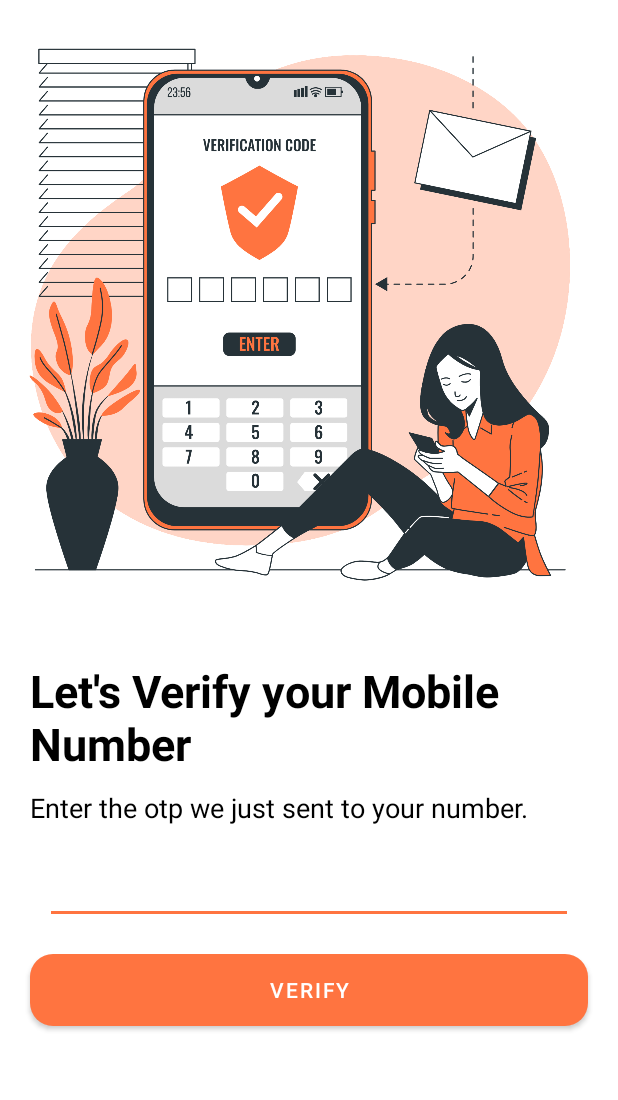
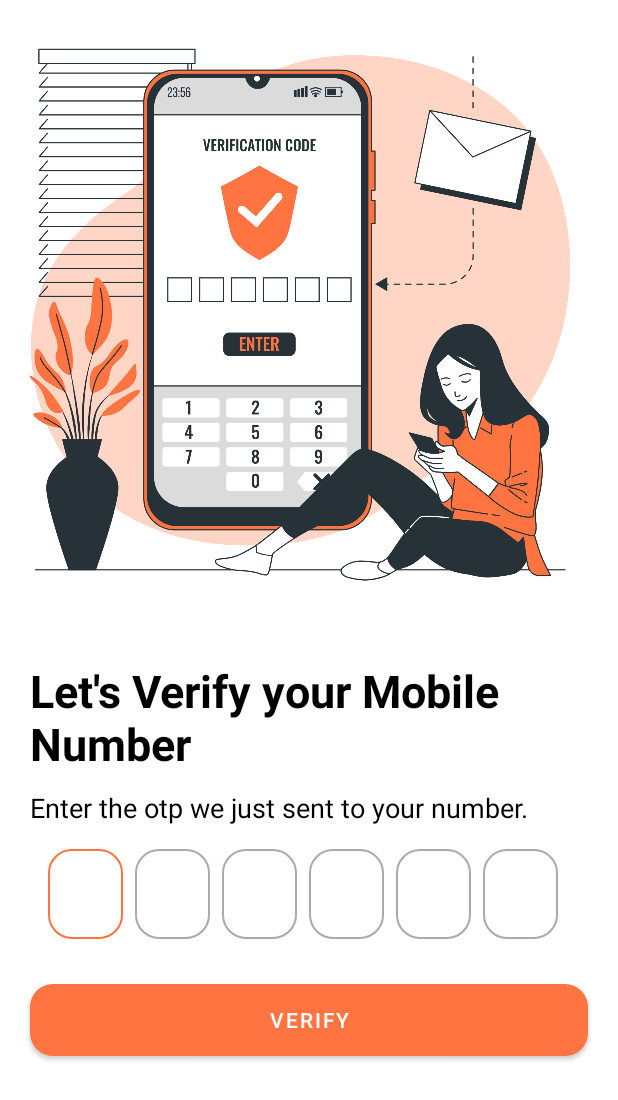
Before and after one commit to hargun-singh-khera/NexusFix, an Android app: the OTPVerification screen opened directly, with no data from a screen before it, after a tap on "VERIFY", on a phone screen of 412 x 824 dp. Shown: the top 1100 px of the screen. Run offline under Robolectric (Android 15) with nearby library versions, the phone set to English and light mode, and no system bars; our stand-ins replace Firebase (no records; nobody signed in at launch, a user with empty details on screens opened directly); 3 statements that could not run were skipped.

Commit message:
eleventh commit

```diff
--- a/app/src/main/java/com/example/laptoprepairapp/OTPVerification.kt
+++ b/app/src/main/java/com/example/laptoprepairapp/OTPVerification.kt
@@ -4,7 +4,10 @@ import android.content.Context
 import android.content.Intent
 import android.content.SharedPreferences
 import android.os.Bundle
+import android.text.Editable
+import android.text.TextWatcher
 import android.util.Log
+import android.view.KeyEvent
 import android.widget.Button
 import android.widget.EditText
 import android.widget.Toast
@@ -23,7 +26,6 @@ import com.google.firebase.database.FirebaseDatabase
 import java.util.concurrent.TimeUnit
 
 class OTPVerification : AppCompatActivity() {
-    lateinit var etOtp: EditText
     lateinit var btnVerify: Button
     lateinit var auth: FirebaseAuth
     lateinit var userId: String
@@ -32,11 +34,33 @@ class OTPVerification : AppCompatActivity() {
     lateinit var sharedPreferences: SharedPreferences
     val fileName = "userType"
 
+    lateinit var etOtp1: EditText
+    lateinit var etOtp2: EditText
+    lateinit var etOtp3: EditText
+    lateinit var etOtp4: EditText
+    lateinit var etOtp5: EditText
+    lateinit var etOtp6: EditText
+
     override fun onCreate(savedInstanceState: Bundle?) {
         super.onCreate(savedInstanceState)
         setContentView(R.layout.activity_otpverification)
 
-        etOtp = findViewById(R.id.etOtp)
+        etOtp1 = findViewById(R.id.etOtp1)
+        etOtp2 = findViewById(R.id.etOtp2)
+        etOtp3 = findViewById(R.id.etOtp3)
+        etOtp4 = findViewById(R.id.etOtp4)
+        etOtp5 = findViewById(R.id.etOtp5)
+        etOtp6 = findViewById(R.id.etOtp6)
+
+        setEditTextListeners()
+
+        setupEditText(etOtp1)
+        setupEditText(etOtp2)
+        setupEditText(etOtp3)
+        setupEditText(etOtp4)
+        setupEditText(etOtp5)
+        setupEditText(etOtp6)
+
         btnVerify = findViewById(R.id.btnVerify)
         auth = FirebaseAuth.getInstance()
 
@@ -44,10 +68,18 @@ class OTPVerification : AppCompatActivity() {
         sharedPreferences = getSharedPreferences(fileName , Context.MODE_PRIVATE)
 
         storedVerificationId = intent.getStringExtra("storedVerificationId")!!
+        userId = intent.getStringExtra("userId")!!
         Toast.makeText(this, "storedVerificationId otp: ${storedVerificationId}", Toast.LENGTH_SHORT).show()
 
         btnVerify.setOnClickListener {
-            if (etOtp.text.toString().isEmpty()) {
+            val et1 = etOtp1.text.toString()
+            val et2 = etOtp2.text.toString()
+            val et3 = etOtp3.text.toString()
+            val et4 = etOtp4.text.toString()
+            val et5 = etOtp5.text.toString()
+            val et6 = etOtp6.text.toString()
+
+            if (et1.isEmpty() || et2.isEmpty() || et3.isEmpty() || et4.isEmpty() || et5.isEmpty() || et6.isEmpty()) {
                 Toast.makeText(this, "Please enter the OTP", Toast.LENGTH_SHORT).show()
             } else {
                 verifyUserMobile()
@@ -55,9 +87,48 @@ class OTPVerification : AppCompatActivity() {
         }
     }
 
+    private fun setupEditText(editText: EditText) {
+        editText.setOnKeyListener { _, keyCode, event ->
+            if (keyCode == KeyEvent.KEYCODE_DEL && event.action == KeyEvent.ACTION_DOWN) {
+                // Handle delete button press
+                if (editText.text.isNotEmpty()) {
+                    editText.text.delete(editText.text.length - 1, editText.text.length)
+                }
+                return@setOnKeyListener true
+            }
+            return@setOnKeyListener false
+        }
+    }
+
+    private fun setEditTextListeners() {
+        etOtp1.addTextChangedListener(GenericTextWatcher(etOtp1, etOtp2))
+        etOtp2.addTextChangedListener(GenericTextWatcher(etOtp2, etOtp3))
+        etOtp3.addTextChangedListener(GenericTextWatcher(etOtp3, etOtp4))
+        etOtp4.addTextChangedListener(GenericTextWatcher(etOtp4, etOtp5))
+        etOtp5.addTextChangedListener(GenericTextWatcher(etOtp5, etOtp6))
+    }
+
+    private class GenericTextWatcher(private val currentView: EditText, private val nextView: EditText) :
+        TextWatcher {
+        override fun afterTextChanged(editable: Editable?) {
+            val text = editable.toString()
+            if (text.length == 1) {
+                nextView.requestFocus()
+            }
+        }
+
+        override fun beforeTextChanged(s: CharSequence?, start: Int, count: Int, after: Int) {
+            // Not used
+        }
+
+        override fun onTextChanged(s: CharSequence?, start: Int, before: Int, count: Int) {
+            // Not used
+        }
+    }
+
     private fun saveUserData(name: String, email: String, number: String) {
         Toast.makeText(this@OTPVerification, "User details saved", Toast.LENGTH_SHORT).show()
-        val userId = auth.currentUser?.uid
+
         Toast.makeText(this, "UserId: ${userId}", Toast.LENGTH_SHORT).show()
         val editor = sharedPreferences.edit()
         editor.putBoolean("isAdmin", false)
@@ -77,13 +148,24 @@ class OTPVerification : AppCompatActivity() {
     }
 
     private fun verifyUserMobile() {
-        val otp = etOtp.text.trim().toString()
+        val et1 = etOtp1.text.toString()
+        val et2 = etOtp2.text.toString()
+        val et3 = etOtp3.text.toString()
+        val et4 = etOtp4.text.toString()
+        val et5 = etOtp5.text.toString()
+        val et6 = etOtp6.text.toString()
+
+        val otp = et1 + et2 + et3 + et4 + et5 + et6
+        Toast.makeText(this@OTPVerification, "OTP Entered: ${otp}", Toast.LENGTH_SHORT).show()
         Toast.makeText(this@OTPVerification, "Verify user mobile", Toast.LENGTH_SHORT).show()
-        val credential: PhoneAuthCredential = PhoneAuthProvider.getCredential(storedVerificationId, otp)
+        val credential : PhoneAuthCredential = PhoneAuthProvider.getCredential(storedVerificationId, otp)
+        Toast.makeText(this@OTPVerification, "Credentials: ${credential}", Toast.LENGTH_SHORT).show()
         signInWithPhoneAuthCredential(credential)
     }
 
     private fun signInWithPhoneAuthCredential(credential: PhoneAuthCredential) {
+//        auth.signInWithCredential(credential).addOnCompleteListener(this) { task ->
+//            if (task.isSuccessful) {
                 val name = intent.getStringExtra("name")!!
                 val email = intent.getStringExtra("email")!!
                 val number = intent.getStringExtra("number")!!
@@ -91,6 +173,14 @@ class OTPVerification : AppCompatActivity() {
                 val intent = Intent(this@OTPVerification, UserDashboard::class.java)
                 startActivity(intent)
                 finish()
+//            } else {
+//                // Sign in failed, display a message and update the UI
+//                if (task.exception is FirebaseAuthInvalidCredentialsException) {
+//                    // The verification code entered was invalid
+//                    Toast.makeText(this,"Invalid OTP", Toast.LENGTH_SHORT).show()
+//                }
+//            }
+//        }
     }
 
     override fun onBackPressed() {
--- a/app/src/main/java/com/example/laptoprepairapp/RegisterScreen.kt
+++ b/app/src/main/java/com/example/laptoprepairapp/RegisterScreen.kt
@@ -87,9 +87,6 @@ class RegisterScreen : AppCompatActivity() {
             if (it.isSuccessful) {
                 val isEmailVerified = user.isEmailVerified
                 Toast.makeText(this@RegisterScreen, "Email Verified onResume: ${isEmailVerified}", Toast.LENGTH_SHORT).show()
-                val name = etName.text.toString()
-                val email = etEmail.text.toString()
-                val number = etMobileNumber.text.toString()
                 checkUserEmailVerification()
             }
         }
@@ -138,11 +135,8 @@ class RegisterScreen : AppCompatActivity() {
         val isEmailVerified = user?.isEmailVerified
         Toast.makeText(this@RegisterScreen, "Email verified: ${isEmailVerified}", Toast.LENGTH_SHORT).show()
         if (user != null && isEmailVerified!!) {
-            val userId = user.uid
-            // Verify user mobile number
             Toast.makeText(this@RegisterScreen, "User Email Verified", Toast.LENGTH_SHORT).show()
             verifyOtp()
-
         }
         else {
             Toast.makeText(this@RegisterScreen, "Please verify your email", Toast.LENGTH_SHORT).show()
@@ -179,9 +173,11 @@ class RegisterScreen : AppCompatActivity() {
                 val name = etName.text.toString()
                 val email = etEmail.text.toString()
                 val number = etMobileNumber.text.toString()
+                val userId = auth.currentUser?.uid
 
                 val intent = Intent(applicationContext,OTPVerification::class.java)
                 intent.putExtra("storedVerificationId", storedVerificationId)
+                intent.putExtra("userId", userId)
                 intent.putExtra("name", name)
                 intent.putExtra("email", email)
                 intent.putExtra("number", number)
--- a/app/src/main/res/layout/activity_otpverification.xml
+++ b/app/src/main/res/layout/activity_otpverification.xml
@@ -40,14 +40,92 @@
             android:layout_marginStart="20dp"
             android:textSize="18sp" />
 
-        <EditText
-            android:id="@+id/etOtp"
+        <RelativeLayout
+            android:id="@+id/etLayout"
             android:layout_width="match_parent"
             android:layout_height="wrap_content"
-            android:layout_marginStart="30dp"
-            android:layout_marginEnd="30dp"
-            android:layout_marginTop="20dp"
-            android:layout_below="@+id/tvHeading2" />
+            android:layout_below="@+id/tvHeading2"
+            android:layout_marginTop="15dp"
+            android:layout_marginBottom="10dp"
+            android:gravity="center">
+
+            <EditText
+                android:id="@+id/etOtp1"
+                android:background="@drawable/edit_background2"
+                android:cursorVisible="false"
+                android:inputType="number"
+                android:textSize="35sp"
+                android:paddingStart="15dp"
+                android:maxLength="1"
+                android:layout_marginEnd="8dp"
+                android:layout_width="50dp"
+                android:layout_height="60dp" />
+
+            <EditText
+                android:id="@+id/etOtp2"
+                android:layout_width="50dp"
+                android:layout_height="60dp"
+                android:layout_marginEnd="8dp"
+                android:inputType="number"
+                android:textSize="35sp"
+                android:paddingStart="15dp"
+                android:maxLength="1"
+                android:cursorVisible="false"
+                android:background="@drawable/edit_background2"
+                android:layout_toRightOf="@+id/etOtp1" />
+
+            <EditText
+                android:id="@+id/etOtp3"
+                android:layout_width="50dp"
+                android:layout_height="60dp"
+                android:layout_marginEnd="8dp"
+                android:inputType="number"
+                android:textSize="35sp"
+                android:paddingStart="15dp"
+                android:maxLength="1"
+                android:cursorVisible="false"
+                android:background="@drawable/edit_background2"
+                android:layout_toRightOf="@+id/etOtp2" />
+
+            <EditText
+                android:id="@+id/etOtp4"
+                android:layout_width="50dp"
+                android:layout_height="60dp"
+                android:layout_marginEnd="8dp"
+                android:inputType="number"
+                android:textSize="35sp"
+                android:paddingStart="15dp"
+                android:maxLength="1"
+                android:background="@drawable/edit_background2"
+                android:layout_toRightOf="@+id/etOtp3" />
+
+            <EditText
+                android:id="@+id/etOtp5"
+                android:layout_width="50dp"
+                android:layout_height="60dp"
+                android:layout_marginEnd="8dp"
+                android:inputType="number"
+                android:textSize="35sp"
+                android:paddingStart="15dp"
+                android:maxLength="1"
+                android:cursorVisible="false"
+                android:background="@drawable/edit_background2"
+                android:layout_toRightOf="@+id/etOtp4" />
+
+            <EditText
+                android:id="@+id/etOtp6"
+                android:layout_width="50dp"
+                android:layout_height="60dp"
+                android:layout_marginEnd="8dp"
+                android:cursorVisible="false"
+                android:inputType="number"
+                android:textSize="35sp"
+                android:paddingStart="15dp"
+                android:maxLength="1"
+                android:background="@drawable/edit_background2"
+                android:layout_toRightOf="@+id/etOtp5" />
+
+        </RelativeLayout>
 
         <Button
             android:id="@+id/btnVerify"
@@ -59,7 +137,7 @@
             android:layout_marginEnd="20dp"
             android:layout_marginTop="20dp"
             android:layout_marginBottom="40dp"
-            android:layout_below="@+id/etOtp" />
+            android:layout_below="@+id/etLayout" />
 
     </RelativeLayout>
 
```
Lines whose indentation alone changed are shown as unchanged.
